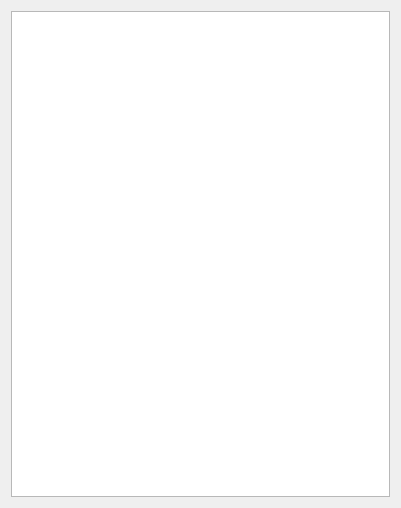
This is src/dataflags.ui in fredcooke/emstudio as Qt 5 draws it before an edit. The edited form follows.
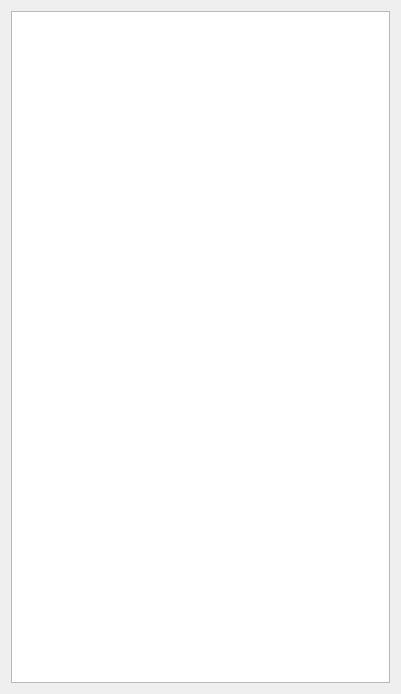
This is the edited form.

```diff
--- a/src/dataflags.ui
+++ b/src/dataflags.ui
@@ -7,7 +7,7 @@
     <x>0</x>
     <y>0</y>
     <width>401</width>
-    <height>508</height>
+    <height>694</height>
    </rect>
   </property>
   <property name="windowTitle">
```
